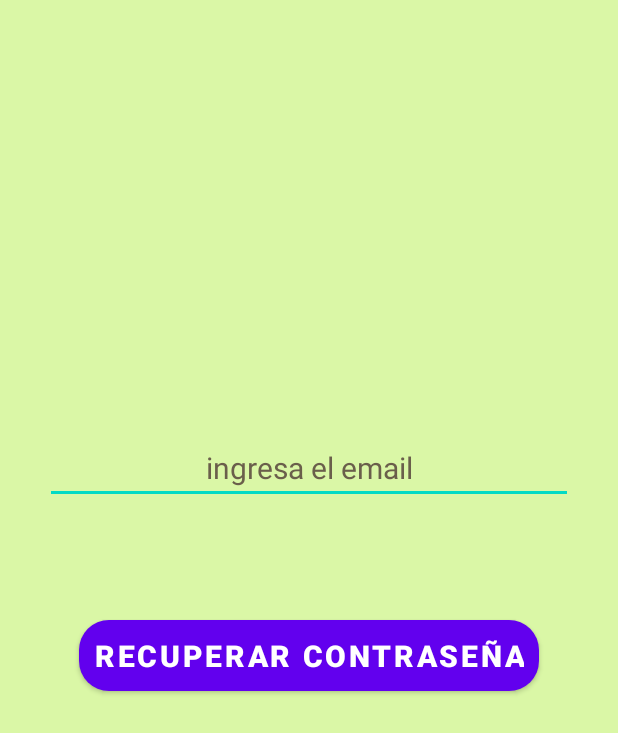
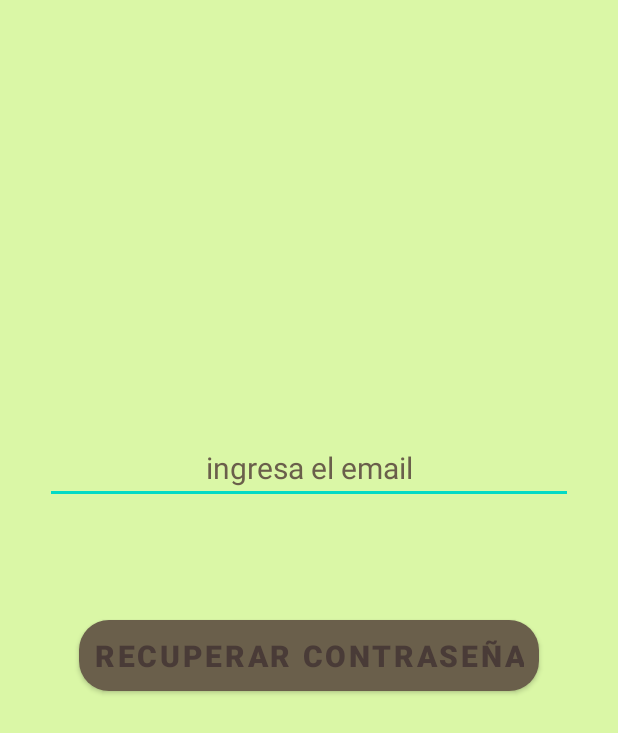
Before and after one commit to prisqc/PFGHiking-FINAL, an Android app: the Olvido_Contrasena screen opened directly, with no data from a screen before it, on a phone screen of 412 x 824 dp. Shown: the top 733 px of the screen. Run offline under Robolectric (Android 15) with nearby library versions, the phone set to English and light mode, and no system bars; our stand-ins replace Firebase (no records; nobody signed in at launch, a user with empty details on screens opened directly).

Commit message:
personalizar email olvidó contraseña

```diff
--- a/app/src/main/java/com/example/pfghiking/Olvido_Contrasena.java
+++ b/app/src/main/java/com/example/pfghiking/Olvido_Contrasena.java
@@ -28,6 +28,8 @@ public class Olvido_Contrasena extends AppCompatActivity {
         getSupportActionBar().hide();
 
         rcButton = findViewById( R.id.button_forgot_pass_OC );
+        rcButton.setBackgroundColor( 0XFF6A5F4B );
+
         rcEmailEditText = findViewById( R.id.email_user_OC );
 
         rcButton.setOnClickListener( new View.OnClickListener() {
--- a/app/src/main/res/layout/activity_crear_cuenta.xml
+++ b/app/src/main/res/layout/activity_crear_cuenta.xml
@@ -95,6 +95,7 @@
         android:layout_marginBottom="50dp"
         android:text="crear cuenta"
         android:textSize="25dp"
+        android:textColor="@color/brown"
         android:padding="10dp"
         app:cornerRadius="20dp"
         android:textStyle="bold"
--- a/app/src/main/res/layout/activity_iniciar_sesion.xml
+++ b/app/src/main/res/layout/activity_iniciar_sesion.xml
@@ -71,6 +71,7 @@
         android:layout_marginBottom="50dp"
         android:textStyle="bold"
         android:textSize="25dp"
+        android:textColor="@color/brown"
         android:padding="10dp"
         app:cornerRadius="20dp"
         android:text="iniciar sesión"
--- a/app/src/main/res/layout/activity_olvido_contrasena.xml
+++ b/app/src/main/res/layout/activity_olvido_contrasena.xml
@@ -34,6 +34,7 @@
         android:layout_marginBottom="50dp"
         android:textStyle="bold"
         android:textSize="20dp"
+        android:textColor="@color/brown"
         android:padding="10dp"
         app:cornerRadius="20dp"
         android:text="recuperar contraseña"
```
